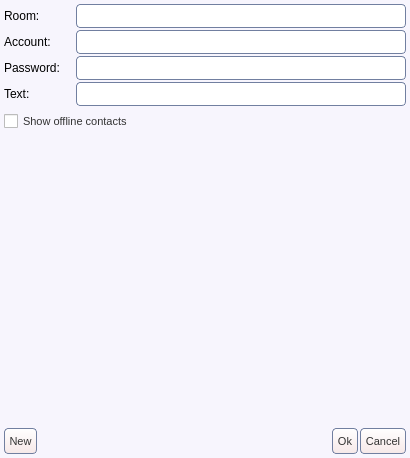
Old version of the form share/skins/default/mucinvite.ui in the repository itds-consulting/yate.
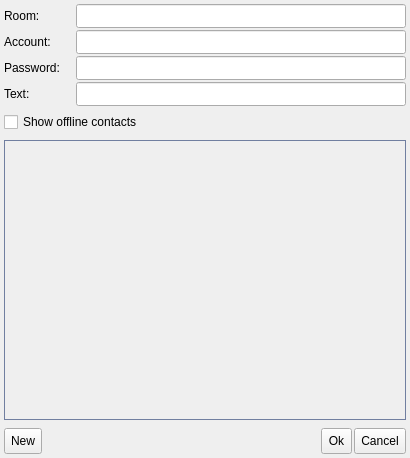
New version of the form. Icons and pictures are not drawn.

Commit message: Added application stylesheet file. Removed global stylesheet from UI files. Increased font size.

```diff
--- a/share/skins/default/mucinvite.ui
+++ b/share/skins/default/mucinvite.ui
@@ -15,93 +15,8 @@
   <property name="windowIcon" >
    <iconset>muc.png</iconset>
   </property>
-  <property name="styleSheet" >
-   <string>QWidget#mucinvite {
-  background:#f7f5fd;
-}
-QLineEdit {
-  color:#333333;
-  border: 1px solid #717fa0;
-  border-radius: 4px;
-}
-QTreeWidget {
-  border: 1px solid #717fa0;
-}
-QAbstractButton { font-size: 11px; color: #333333; }
-QToolButton {
-  border: 1px solid #717fa0;
-  border-radius: 4px;
-  background: qlineargradient(x1: 0, y1: 0, x2: 0, y2: 1, stop: 0 #ffffff, stop: 1 #f6e8e8);
-}
-QToolButton:hover { background: qlineargradient(x1: 0, y1: 0, x2: 0, y2: 1, stop: 0 #ffffff, stop: 1 #f9f3f3); }
-QToolButton:pressed { background: qlineargradient(x1: 0, y1: 0, x2: 0, y2: 1, stop: 0 #f6e8e8, stop: 1 #ffffff); }
-QPushButton {
-  border: 1px solid #717fa0;
-  border-radius: 4px;
-  background: qlineargradient(x1: 0, y1: 0, x2: 0, y2: 1, stop: 0 #ffffff, stop: 1 #f6e8e8);
-}
-QPushButton:hover { background: qlineargradient(x1: 0, y1: 0, x2: 0, y2: 1, stop: 0 #ffffff, stop: 1 #f9f3f3); }
-QPushButton:pressed { background: qlineargradient(x1: 0, y1: 0, x2: 0, y2: 1, stop: 0 #f6e8e8, stop: 1 #ffffff); }
-QComboBox::down-arrow { image: url(cb_arrow.png); }
-QComboBox::down-arrow:on { top: 1px; left: 1px; }
-QComboBox {
-  padding-left: 2px;
-  padding-right: 25px;
-  border: 1px solid #717fa0;
-  border-radius: 4px;
-}
-QComboBox::drop-down {
-  width: 22px;
-  border-left: 1px solid #717fa0;
-}
-QCheckBox::indicator:checked { image: url(checkbox_on.png); }
-QCheckBox::indicator:unchecked { image: url(checkbox_off.png); }
-QRadioButton::indicator:checked { image: url(radio_on.png); }
-QRadioButton::indicator:unchecked { image: url(radio_off.png); }
-QScrollBar { border: 1px solid #717fa0; background: white; }
-QScrollBar::handle {
-  background: qlineargradient(x1: 0, y1: 0, x2: 0, y2: 1, stop: 0 #ffffff, stop: 1 #f6e8e8);
-  border: 1px solid #717fa0;
-}
-QScrollBar:vertical {
-  width: 14px;
-  margin: 16px 0px 16px 0px;
-  border-top: 0px;
-  border-bottom: 0px;
-  border-right: 0px;
-}
-QScrollBar:horizontal {
-  height: 14px;
-  margin: 0px 16px 0px 16px;
-  border-left: 0px;
-  border-right: 0px;
-  border-bottom: 0px;
-}
-QScrollBar::add-line {
-  height: 13px;
-  width: 13px;
-  border: 1px solid #717fa0;
-  subcontrol-origin: margin;
-  background: qlineargradient(x1: 0, y1: 0, x2: 0, y2: 1, stop: 0 #ffffff, stop: 1 #f6e8e8);
-}
-QScrollBar::sub-line {
-  height: 13px;
-  width: 13px;
-  border: 1px solid #717fa0;
-  subcontrol-origin: margin;
-  background: qlineargradient(x1: 0, y1: 0, x2: 0, y2: 1, stop: 0 #ffffff, stop: 1 #f6e8e8);
-}
-QScrollBar::handle:vertical { border-left: 0px; border-right: 0px; }
-QScrollBar::handle:horizontal { border-top: 0px; border-bottom: 0px; }
-QScrollBar::add-line:vertical { subcontrol-position: bottom; image: url(scroll_down.png); height: 14px; }
-QScrollBar::sub-line:vertical { subcontrol-position: top; image: url(scroll_up.png); height: 14px; }
-QScrollBar::add-line:horizontal { subcontrol-position: right; image: url(scroll_right.png); width: 14px; }
-QScrollBar::sub-line:horizontal { subcontrol-position: left; image: url(scroll_left.png); width: 14px; }
-QScrollBar::up-arrow:pressed { border: 1px solid #717fa0; }
-QScrollBar::down-arrow:pressed { border: 1px solid #717fa0; }
-QScrollBar::left-arrow:pressed { border: 1px solid #717fa0; }
-QScrollBar::right-arrow:pressed { border: 1px solid #717fa0; }
-</string>
+  <property name="_yate_window" stdset="0" >
+   <bool>true</bool>
   </property>
   <layout class="QVBoxLayout" >
    <property name="spacing" >
@@ -357,6 +272,11 @@
        <verstretch>0</verstretch>
       </sizepolicy>
      </property>
+     <property name="styleSheet" >
+      <string>QFrame#frame_contacts {
+  border: 1px solid #717fa0;
+}</string>
+     </property>
      <property name="_yate_uiwidget" stdset="0" >
       <bool>true</bool>
      </property>
```
Left out of the diff: 2 changed lines with no effect on the pictures. The commit also changes 26 other files.
